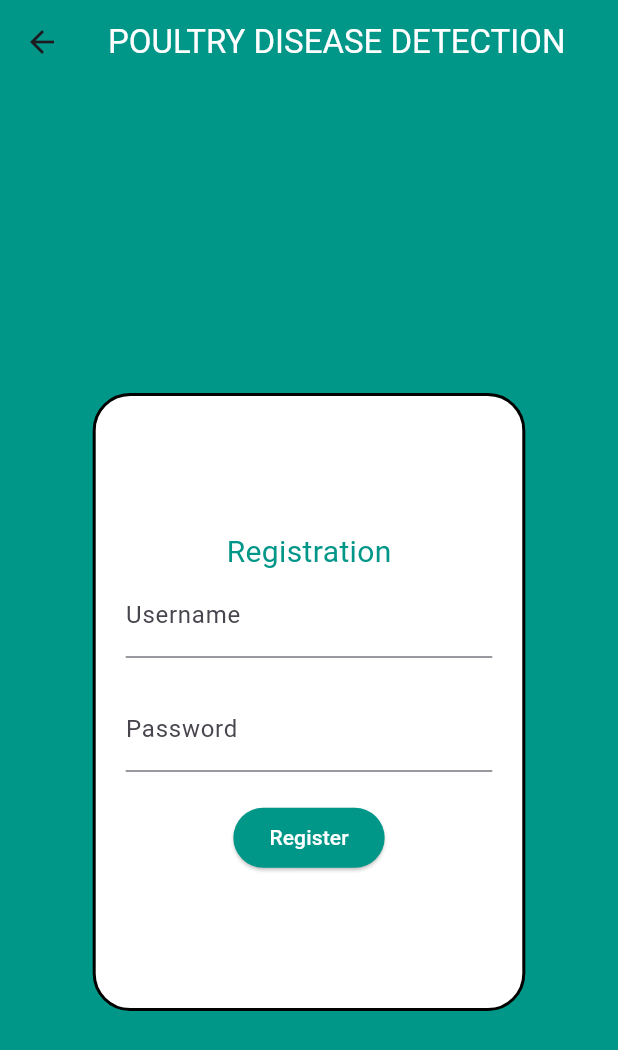
After one commit to jayjr36/poultry_disease, a Flutter app: the screen it shows after launch, after a tap on an icon or button, on a phone screen of 412 x 824 dp. The commit adds this screen. Shown: the top 1050 px of the screen. Run offline on Flutter 3.47's test engine with Material 3 defaults, Android fonts, the phone set to English and light mode, and no system bars; our stand-ins replace image_picker, sqflite; missing offline and left inert: flutter_tflite; accounts and stored records are empty.

```diff
--- /dev/null
+++ b/lib/dbcontroller.dart
@@ -0,0 +1,70 @@
+import 'package:sqflite/sqflite.dart';
+import 'package:path/path.dart';
+
+
+class DatabaseHelper {
+  static Database? _database;
+
+  Future<Database?> get database async {
+    if (_database != null) return _database!;
+
+    _database = await initDatabase();
+    return _database;
+  }
+
+  Future<Database> initDatabase() async {
+    return openDatabase(
+      join(await getDatabasesPath(), 'users.db'),
+      onCreate: (db, version) {
+        return db.execute(
+          "CREATE TABLE users(id INTEGER PRIMARY KEY AUTOINCREMENT, username TEXT, password TEXT)",
+        );
+      },
+      version: 1,
+    );
+  }
+
+  Future<void> insertUser(User user) async {
+    final db = await database;
+    await db!.insert(
+      'users',
+      user.toMap(),
+      conflictAlgorithm: ConflictAlgorithm.replace,
+    );
+  }
+
+  Future<User?> getUser(String username) async {
+    final db = await database;
+    List<Map<String, dynamic>> maps = await db!.query(
+      'users',
+      where: 'username = ?',
+      whereArgs: [username],
+    );
+    if (maps.isNotEmpty) {
+      return User.fromMap(maps.first);
+    }
+    return null;
+  }
+}
+
+// User model
+class User {
+  final String username;
+  final String password;
+
+  User({ required this.username, required this.password});
+
+  Map<String, dynamic> toMap() {
+    return {
+      'username': username,
+      'password': password,
+    };
+  }
+
+  factory User.fromMap(Map<String, dynamic> map) {
+    return User(
+      username: map['username'],
+      password: map['password'],
+    );
+  }
+}
--- /dev/null
+++ b/lib/login_screen.dart
@@ -0,0 +1,110 @@
+import 'package:flutter/material.dart';
+import 'package:poultry_disease/dbcontroller.dart';
+import 'package:poultry_disease/main.dart';
+import 'package:poultry_disease/registration_screen.dart';
+
+class LoginScreen extends StatelessWidget {
+  final TextEditingController usernameController = TextEditingController();
+  final TextEditingController passwordController = TextEditingController();
+
+  LoginScreen({super.key});
+
+  @override
+  Widget build(BuildContext context) {
+    double h = MediaQuery.of(context).size.height;
+    double w = MediaQuery.of(context).size.width;
+    return Scaffold(
+      appBar: AppBar(
+        backgroundColor: Colors.teal,
+        title: const Text(
+          'POULTRY DISEASE DETECTION',
+          style: TextStyle(fontWeight: FontWeight.bold,
+          color: Colors.white,
+          fontSize: 20),
+        ),
+      ),
+      body: SingleChildScrollView(
+        child: Container(
+          color: Colors.teal,
+          padding: EdgeInsets.symmetric(horizontal: w*0.15, vertical: h*0.2),
+          child: Container(
+            padding: const EdgeInsets.all(20),
+           decoration: BoxDecoration(
+            color: Colors.white,
+            border: Border.all(color: Colors.black, width: 2),
+            borderRadius: const BorderRadius.all(Radius.circular(25)),
+           ),
+            child: Column(
+              mainAxisAlignment: MainAxisAlignment.center,
+              children: [
+                const Center(
+                  child: Text(
+                    'LOGIN',
+                    style: TextStyle(fontSize: 18, color: Colors.teal),
+                  ),
+                ),
+                TextField(
+                  controller: usernameController,
+                  decoration: const InputDecoration(
+                    labelText: 'Username',
+                  ),
+                ),
+                const SizedBox(height: 20.0),
+                TextField(
+                  controller: passwordController,
+                  obscureText: true,
+                  decoration: const InputDecoration(
+                    labelText: 'Password',
+                  ),
+                ),
+                const SizedBox(height: 20.0),
+                ElevatedButton(
+                  onPressed: () async {
+                    String username = usernameController.text;
+                    String password = passwordController.text;
+
+                    DatabaseHelper dbHelper = DatabaseHelper();
+                    User? user = await dbHelper.getUser(username);
+
+                    if (user != null && user.password == password) {
+                     Navigator.push(context, MaterialPageRoute(builder: ((context) => const MyHomePage())));
+                    } else {
+                      showDialog(
+                        context: context,
+                        builder: (BuildContext context) {
+                          return AlertDialog(
+                            title: const Text('Error'),
+                            content: const Text('Invalid username or password.'),
+                            actions: <Widget>[
+                              TextButton(
+                                onPressed: () {
+                                  Navigator.of(context).pop();
+                                },
+                                child: const Text('OK'),
+                              ),
+                            ],
+                          );
+                        },
+                      );
+                    }
+                  },
+                  style: ElevatedButton.styleFrom(backgroundColor: Colors.green
+                  , padding: EdgeInsets.symmetric(horizontal: w*0.2, vertical: h*0.005)),
+                  child: const Text('Login', style: TextStyle(color: Colors.white),),
+                ),
+                const SizedBox(height: 10.0),
+                TextButton(
+                  onPressed: () {
+                    Navigator.push(context,MaterialPageRoute(builder: (context)=>RegistrationScreen()));
+                  },
+
+                  child: const Text('Don\'t have an account?', style: TextStyle(color: Colors.green),),
+                ),
+              ],
+            ),
+          ),
+        ),
+      ),
+    );
+  }
+}
--- /dev/null
+++ b/lib/registration_screen.dart
@@ -0,0 +1,110 @@
+import 'package:flutter/material.dart';
+import 'package:poultry_disease/dbcontroller.dart';
+
+class RegistrationScreen extends StatelessWidget {
+  final TextEditingController usernameController = TextEditingController();
+  final TextEditingController passwordController = TextEditingController();
+
+  RegistrationScreen({super.key});
+
+  @override
+  Widget build(BuildContext context) {
+        double h = MediaQuery.of(context).size.height;
+    double w = MediaQuery.of(context).size.width;
+    return Scaffold(
+      appBar: AppBar(
+        backgroundColor: Colors.teal,
+        title: const Text('POULTRY DISEASE DETECTION',
+        style: TextStyle(color: Colors.white),),
+      ),
+      body: SingleChildScrollView(
+        child: Container(
+          height: h,
+           padding: EdgeInsets.symmetric(
+            horizontal: w*0.15,
+            vertical: h*0.25),
+          decoration: const BoxDecoration(color: Colors.teal),
+          child: Container(
+              padding: const EdgeInsets.all(20),
+           decoration: BoxDecoration(
+            color: Colors.white,
+            border: Border.all(color: Colors.black, width: 2),
+            borderRadius: const BorderRadius.all(Radius.circular(25)),
+           ),
+            child: Column(
+              mainAxisAlignment: MainAxisAlignment.center,
+              children: [
+               const Text('Registration', style: TextStyle(color: Colors.teal, fontSize: 20),),
+                TextField(
+                  controller: usernameController,
+                  decoration: const InputDecoration(
+                    labelText: 'Username',
+                  ),
+                ),
+                const SizedBox(height: 20.0),
+                TextField(
+                  controller: passwordController,
+                  obscureText: true,
+                  decoration: const InputDecoration(
+                    labelText: 'Password',
+                  ),
+                ),
+                const SizedBox(height: 20.0),
+                ElevatedButton(
+                  onPressed: () async {
+                    String username = usernameController.text;
+                    String password = passwordController.text;
+
+                    if (username.isNotEmpty && password.isNotEmpty) {
+                      DatabaseHelper dbHelper = DatabaseHelper();
+                      User user = User(username: username, password: password);
+                      await dbHelper.insertUser(user);
+                      Navigator.pop(context);
+                      showDialog(
+                        context: context,
+                        builder: (BuildContext context) {
+                          return AlertDialog(
+                            title: const Text('Success'),
+                            content: const Text('Registration successful.'),
+                            actions: <Widget>[
+                              TextButton(
+                                onPressed: () {
+                                  Navigator.of(context).pop();
+                                },
+                                child: const Text('OK'),
+                              ),
+                            ],
+                          );
+                        },
+                      );
+                    } else {
+                      showDialog(
+                        context: context,
+                        builder: (BuildContext context) {
+                          return AlertDialog(
+                            title: const Text('Error'),
+                            content: const Text('Please enter both username and password.'),
+                            actions: <Widget>[
+                              TextButton(
+                                onPressed: () {
+                                  Navigator.of(context).pop();
+                                },
+                                child: const Text('OK'),
+                              ),
+                            ],
+                          );
+                        },
+                      );
+                    }
+                  },
+                  style: ElevatedButton.styleFrom(backgroundColor: Colors.teal),
+                  child: const Text('Register', style: TextStyle(color: Colors.white),),
+                ),
+              ],
+            ),
+          ),
+        ),
+      ),
+    );
+  }
+}
```
Also changed, not shown: assets/labels.txt (+4 -4 lines), lib/main.dart (+244 -171 lines), pubspec.yaml (+5 -2 lines), pubspec.lock, 3 other files.
